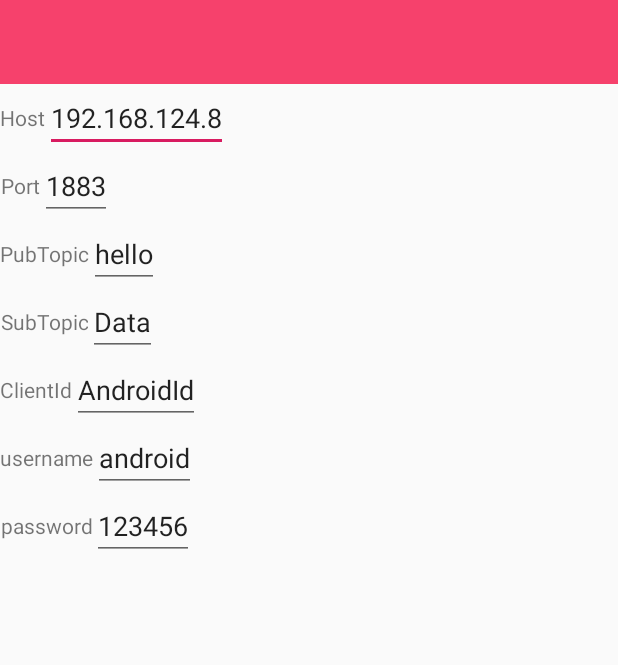
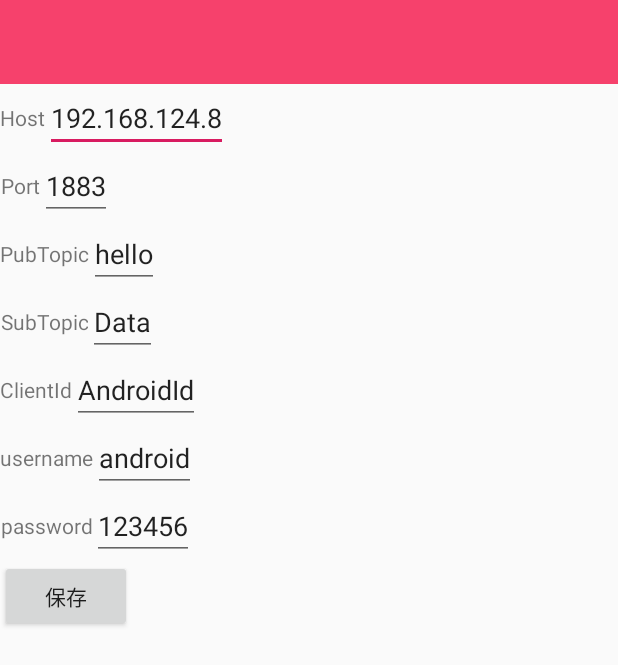
Before and after one commit to qxdn/EnergySaveRoof, an Android app: the screen it shows after launch (SettingActivity), after a tap on "设置", on a phone screen of 412 x 824 dp. Shown: the top 665 px of the screen. Run offline under Robolectric (Android 15) with nearby library versions, the phone set to English and light mode, and no system bars; 1 other tap on this screen came first.

Commit message:
设置页面

```diff
--- a/APP/app/src/main/java/com/qianxu/mqttclients/MainActivity.java
+++ b/APP/app/src/main/java/com/qianxu/mqttclients/MainActivity.java
@@ -86,5 +86,9 @@ public class MainActivity extends BasicActivity {
         setListener();
     }
 
+    @Override
+    protected void onResume() {
+        super.onResume();
 
+    }
 }
--- a/APP/app/src/main/java/com/qianxu/mqttclients/SettingActivity.java
+++ b/APP/app/src/main/java/com/qianxu/mqttclients/SettingActivity.java
@@ -1,12 +1,119 @@
 package com.qianxu.mqttclients;
 
+import android.app.AlertDialog;
+import android.content.DialogInterface;
+import android.content.SharedPreferences;
 import android.os.Bundle;
+import android.text.Editable;
+import android.text.TextWatcher;
+import android.view.View;
+import android.widget.Button;
+import android.widget.EditText;
+import android.widget.Toast;
 
-public class SettingActivity extends BasicActivity {
+public class SettingActivity extends BasicActivity implements TextWatcher {
 
+    private EditText host,port,PubTopic,SubTopic,ClientId,username,password;
+    private boolean isChanged=false;
+    private Button saveButton;
+
+    private void findView(){
+        host=(EditText)findViewById(R.id.host);
+        port=(EditText)findViewById(R.id.port);
+        PubTopic=(EditText)findViewById(R.id.PubTopic);
+        SubTopic=(EditText)findViewById(R.id.SubTopic);
+        ClientId=(EditText)findViewById(R.id.ClientId);
+        username=(EditText)findViewById(R.id.username);
+        password=(EditText)findViewById(R.id.password);
+        saveButton=(Button)findViewById(R.id.saveButton);
+    }
+    private void addListener(){
+        host.addTextChangedListener(this);
+        port.addTextChangedListener(this);
+        PubTopic.addTextChangedListener(this);
+        SubTopic.addTextChangedListener(this);
+        ClientId.addTextChangedListener(this);
+        username.addTextChangedListener(this);
+        password.addTextChangedListener(this);
+        saveButton.setOnClickListener(new View.OnClickListener() {
+            @Override
+            public void onClick(View v) {
+                WriteData();
+                isChanged=false;
+                Toast.makeText(getApplicationContext(),"保存成功",Toast.LENGTH_LONG).show();
+            }
+        });
+    }
+    private void WriteData(){
+       SharedPreferences.Editor editor=getSharedPreferences("keyinfo",MODE_PRIVATE).edit();
+       editor.putString("host",host.getText().toString());
+       editor.putString("port",port.getText().toString());
+       editor.putString("PubTopic",PubTopic.getText().toString());
+       editor.putString("SubTopic",SubTopic.getText().toString());
+       editor.putString("ClientId",ClientId.getText().toString());
+       editor.putString("username",username.getText().toString());
+       editor.putString("password",password.getText().toString());
+       editor.apply();
+    }
+    private void ReadData(){
+       SharedPreferences pref=getSharedPreferences("keyinfo",MODE_PRIVATE);
+       host.setText(pref.getString("host",getString(R.string.defaultHost)));
+       port.setText(pref.getString("port",getString(R.string.defaultPort)));
+       PubTopic.setText(pref.getString("PubTopic",getString(R.string.defaultPubTopic)));
+       SubTopic.setText(pref.getString("SubTopic",getString(R.string.defaultSubTopic)));
+       ClientId.setText(pref.getString("ClientId",getString(R.string.defaultClientId)));
+       username.setText(pref.getString("username",getString(R.string.defaultUserName)));
+       password.setText(pref.getString("password",getString(R.string.defaultPassword)));
+    }
     @Override
     protected void onCreate(Bundle savedInstanceState) {
         super.onCreate(savedInstanceState);
         setContentView(R.layout.activity_setting);
+
+        findView();
+
+        addListener();
+
+        ReadData();
+    }
+
+    @Override
+    public void beforeTextChanged(CharSequence s, int start, int count, int after){
+
+    }
+
+    @Override
+    public void onTextChanged(CharSequence s, int start, int before, int count){
+
+    }
+
+    @Override
+    public void afterTextChanged(Editable s){
+        isChanged=true;
+    }
+
+    @Override
+    public void onBackPressed() {
+        if(isChanged){
+            AlertDialog.Builder dialog=new AlertDialog.Builder(SettingActivity.this);
+            dialog.setTitle("尚未保存");
+            dialog.setMessage("更改没有保存，是否退出");
+            dialog.setCancelable(true);
+            dialog.setPositiveButton("OK", new DialogInterface.OnClickListener() {
+                @Override
+                public void onClick(DialogInterface dialog, int which) {
+                    finish();
+                }
+            });
+            dialog.setNegativeButton("Cancel", new DialogInterface.OnClickListener() {
+                @Override
+                public void onClick(DialogInterface dialog, int which) {
+
+                }
+            });
+            dialog.show();
+        }else {
+        super.onBackPressed();
+        }
     }
 }
--- a/APP/app/src/main/res/layout/activity_setting.xml
+++ b/APP/app/src/main/res/layout/activity_setting.xml
@@ -25,7 +25,7 @@
     <EditText
         android:layout_width="wrap_content"
         android:layout_height="match_parent"
-        android:maxLines="1"
+        android:singleLine="true"
         android:text="@string/defaultHost"
         android:id="@+id/host"
         ></EditText>
@@ -44,7 +44,8 @@
         <EditText
             android:layout_width="wrap_content"
             android:layout_height="match_parent"
-            android:maxLines="1"
+            android:singleLine="true"
+            android:inputType="number"
             android:text="@string/defaultPort"
             android:id="@+id/port"
             ></EditText>
@@ -63,7 +64,7 @@
         <EditText
             android:layout_width="wrap_content"
             android:layout_height="match_parent"
-            android:maxLines="1"
+            android:singleLine="true"
             android:text="@string/defaultPubTopic"
             android:id="@+id/PubTopic"
             ></EditText>
@@ -82,7 +83,7 @@
         <EditText
             android:layout_width="wrap_content"
             android:layout_height="match_parent"
-            android:maxLines="1"
+            android:singleLine="true"
             android:text="@string/defaultSubTopic"
             android:id="@+id/SubTopic"
             ></EditText>
@@ -101,7 +102,7 @@
         <EditText
             android:layout_width="wrap_content"
             android:layout_height="match_parent"
-            android:maxLines="1"
+            android:singleLine="true"
             android:text="@string/defaultClientId"
             android:id="@+id/ClientId"
             ></EditText>
@@ -120,7 +121,7 @@
         <EditText
             android:layout_width="wrap_content"
             android:layout_height="match_parent"
-            android:maxLines="1"
+            android:singleLine="true"
             android:text="@string/defaultUserName"
             android:id="@+id/username"
             ></EditText>
@@ -139,9 +140,15 @@
         <EditText
             android:layout_width="wrap_content"
             android:layout_height="match_parent"
-            android:maxLines="1"
+            android:singleLine="true"
             android:text="@string/defaultPassword"
             android:id="@+id/password"
             ></EditText>
     </LinearLayout>
+    <Button
+        android:layout_width="wrap_content"
+        android:layout_height="wrap_content"
+        android:text="保存"
+        android:id="@+id/saveButton"
+        ></Button>
 </LinearLayout>
```
Also changed, not shown: 1 other file.
